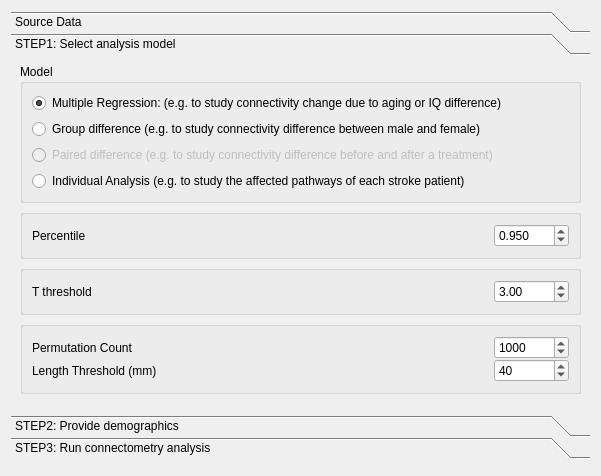
Above: tracking/vbc_dialog.ui from frankyeh/DSI-Studio before the change. Below: the same form after it.
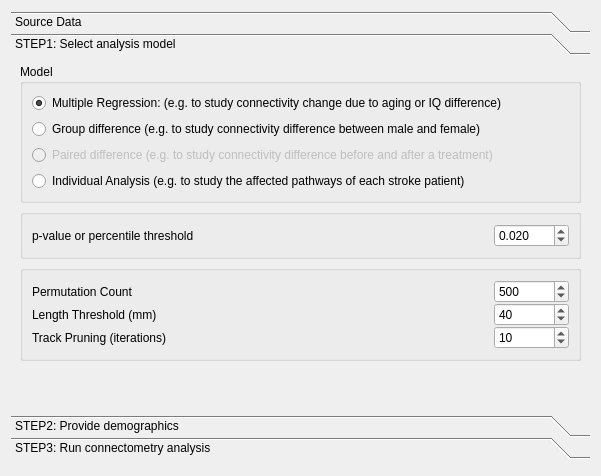
That is the form after the change. The open tabs and pages were chosen to show the change. Icons and pictures are not drawn. Custom widgets are drawn as their Qt base class.

The edit to the form file:
```diff
--- a/tracking/vbc_dialog.ui
+++ b/tracking/vbc_dialog.ui
@@ -253,7 +253,7 @@
             <item>
              <widget class="QLabel" name="label_5">
               <property name="text">
-               <string>Percentile</string>
+               <string>p-value or percentile threshold</string>
               </property>
              </widget>
             </item>
@@ -269,7 +269,7 @@
                <number>3</number>
               </property>
               <property name="minimum">
-               <double>0.500000000000000</double>
+               <double>0.000000000000000</double>
               </property>
               <property name="maximum">
                <double>1.000000000000000</double>
@@ -278,55 +278,7 @@
                <double>0.010000000000000</double>
               </property>
               <property name="value">
-               <double>0.950000000000000</double>
-              </property>
-             </widget>
-            </item>
-           </layout>
-          </item>
-         </layout>
-        </widget>
-       </item>
-       <item>
-        <widget class="QGroupBox" name="z_threshold_group">
-         <property name="title">
-          <string/>
-         </property>
-         <layout class="QVBoxLayout" name="verticalLayout_3">
-          <property name="spacing">
-           <number>0</number>
-          </property>
-          <item>
-           <layout class="QHBoxLayout" name="horizontalLayout_13">
-            <item>
-             <widget class="QLabel" name="p_label_2">
-              <property name="text">
-               <string>T threshold</string>
-              </property>
-             </widget>
-            </item>
-            <item>
-             <widget class="QDoubleSpinBox" name="t_threshold">
-              <property name="maximumSize">
-               <size>
-                <width>75</width>
-                <height>16777215</height>
-               </size>
-              </property>
-              <property name="decimals">
-               <number>2</number>
-              </property>
-              <property name="minimum">
-               <double>1.000000000000000</double>
-              </property>
-              <property name="maximum">
-               <double>100.000000000000000</double>
-              </property>
-              <property name="singleStep">
-               <double>0.500000000000000</double>
-              </property>
-              <property name="value">
-               <double>3.000000000000000</double>
+               <double>0.020000000000000</double>
               </property>
              </widget>
             </item>
@@ -368,7 +320,7 @@
                </size>
               </property>
               <property name="minimum">
-               <number>100</number>
+               <number>50</number>
               </property>
               <property name="maximum">
                <number>10000</number>
@@ -377,7 +329,7 @@
                <number>100</number>
               </property>
               <property name="value">
-               <number>1000</number>
+               <number>500</number>
               </property>
              </widget>
             </item>
@@ -413,6 +365,33 @@
             </item>
            </layout>
           </item>
+          <item>
+           <layout class="QHBoxLayout" name="horizontalLayout_8">
+            <item>
+             <widget class="QLabel" name="label_7">
+              <property name="text">
+               <string>Track Pruning (iterations)</string>
+              </property>
+             </widget>
+            </item>
+            <item>
+             <widget class="QSpinBox" name="pruning">
+              <property name="maximumSize">
+               <size>
+                <width>75</width>
+                <height>16777215</height>
+               </size>
+              </property>
+              <property name="maximum">
+               <number>100</number>
+              </property>
+              <property name="value">
+               <number>10</number>
+              </property>
+             </widget>
+            </item>
+           </layout>
+          </item>
          </layout>
         </widget>
        </item>
```
Left out of the diff: 2 changed lines with no effect on the pictures.
